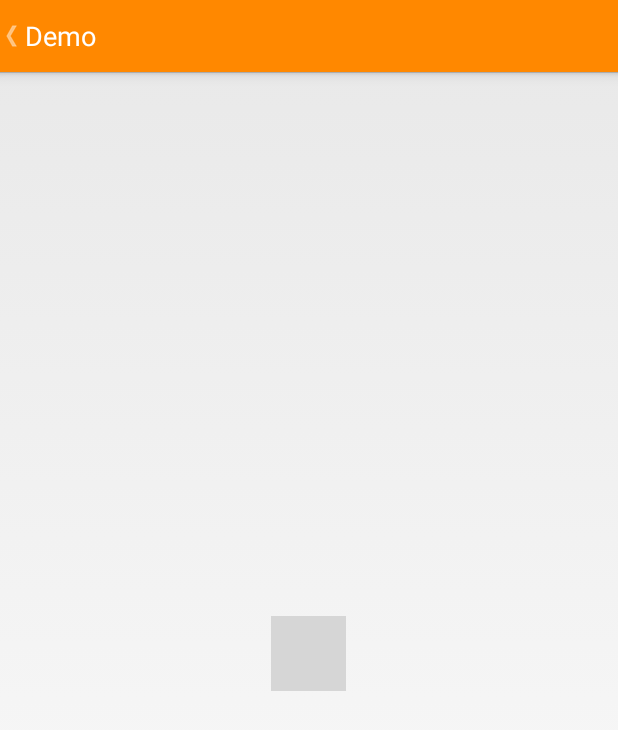
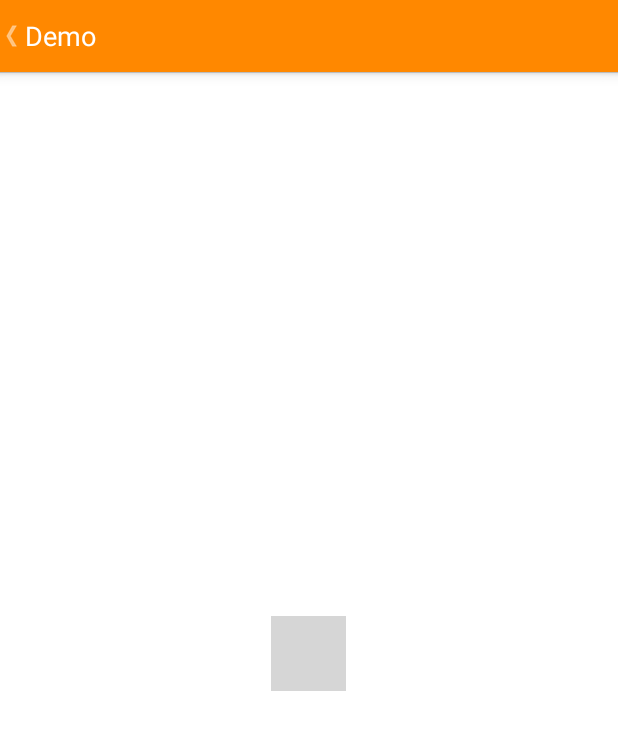
Before and after one commit to Fromnowon/netmeter_sample, an Android app: the screen it shows after launch (MainActivity), on a phone screen of 412 x 824 dp. Shown: the top 730 px of the screen. Run offline under Robolectric (Android 15) with nearby library versions, the phone set to English and light mode, and no system bars; libraries missing offline, so code that uses them is left out: com.gc.materialdesign, com.github.mikephil.charting, com.gitonway.lee, com.ikimuhendis.ldrawer, com.kyleduo.switchbutton and 3 more; plain views replace ProgressBarCircularIndeterminate; 51 statements that could not run were skipped; grey boxes are pictures that could not be loaded.

Commit message:
优化UI

```diff
--- a/netmeter_sample/app/build.gradle
+++ b/netmeter_sample/app/build.gradle
@@ -35,9 +35,9 @@ dependencies {
     compile project(":ColorPickerPreference")
     compile 'com.nineoldandroids:library:2.4.+'
     compile 'com.github.navasmdc:MaterialDesign:1.5@aar'
-    compile 'com.nispok:snackbar:2.10.+'
     compile 'com.github.PhilJay:MPAndroidChart:v2.1.0'
     compile 'com.eftimoff:androidplayer:1.0.3@aar'
     compile 'com.github.rey5137:material:1.2.1'
     compile 'com.github.sd6352051:NiftyNotification:1.2'
+    compile 'com.flaviofaria:kenburnsview:1.0.6'
 }
--- /dev/null
+++ b/netmeter_sample/app/src/main/java/com/netmeter/like/netmeter/Fragmments/Fragment_About.java
@@ -0,0 +1,40 @@
+package com.netmeter.like.netmeter.Fragmments;
+
+import android.app.Fragment;
+import android.content.Intent;
+import android.database.Cursor;
+import android.graphics.Color;
+import android.os.Bundle;
+import android.support.v4.content.LocalBroadcastManager;
+import android.view.LayoutInflater;
+import android.view.View;
+import android.view.ViewGroup;
+import android.widget.EditText;
+import android.widget.LinearLayout;
+import android.widget.RelativeLayout;
+import android.widget.Toast;
+
+import com.gc.materialdesign.views.ButtonFlat;
+import com.gc.materialdesign.views.ButtonRectangle;
+import com.gc.materialdesign.views.ProgressBarCircularIndeterminate;
+import com.netmeter.like.netmeter.DataBase.DataUsageDB;
+import com.netmeter.like.netmeter.R;
+import com.rey.material.widget.Button;
+
+/**
+ * Created by like on 15/6/28.
+ */
+public class Fragment_About extends Fragment {
+
+    @Override
+    public View onCreateView(LayoutInflater inflater, ViewGroup container,
+                             Bundle savedInstanceState) {
+        return inflater.inflate(R.layout.fragment4, container, false);
+    }
+
+
+    @Override
+    public void onActivityCreated(Bundle savedInstanceState) {
+        super.onActivityCreated(savedInstanceState);
+    }
+}
--- a/netmeter_sample/app/src/main/java/com/netmeter/like/netmeter/MainActivity.java
+++ b/netmeter_sample/app/src/main/java/com/netmeter/like/netmeter/MainActivity.java
@@ -21,28 +21,25 @@ import android.view.View;
 import android.view.ViewGroup;
 import android.view.Window;
 import android.view.WindowManager;
-import android.widget.AbsListView;
 import android.widget.AdapterView;
 import android.widget.CompoundButton;
-import android.widget.ImageView;
-import android.widget.LinearLayout;
 import android.widget.ListView;
 import android.widget.RelativeLayout;
 import android.widget.SimpleAdapter;
-import android.widget.Toast;
 
 import com.gitonway.lee.niftynotification.lib.Effects;
 import com.gitonway.lee.niftynotification.lib.NiftyNotificationView;
 import com.ikimuhendis.ldrawer.ActionBarDrawerToggle;
 import com.ikimuhendis.ldrawer.DrawerArrowDrawable;
 import com.kyleduo.switchbutton.SwitchButton;
+import com.netmeter.like.netmeter.Fragmments.Fragment_About;
 import com.netmeter.like.netmeter.Fragmments.Fragment_GlobleSetting;
 import com.netmeter.like.netmeter.Fragmments.Fragment_MeterSetting;
 import com.netmeter.like.netmeter.Fragmments.Fragment_Index;
 import com.netmeter.like.netmeter.Fragmments.Fragment_Usage;
-import com.netmeter.like.netmeter.Services.DataUsageService;
 import com.netmeter.like.netmeter.Services.NetMeterService;
 import com.readystatesoftware.systembartint.SystemBarTintManager;
+
 
 import java.util.ArrayList;
 import java.util.HashMap;
@@ -77,6 +74,9 @@ public class MainActivity extends Activity {
 
 
     private void initShow() {
+        //处理headview
+
+
         SimpleAdapter adapter = new SimpleAdapter(this, getData(),
                 R.layout.draweritemlayout, new String[]{"img", "title"},
                 new int[]{R.id.drawer_iv, R.id.drawer_tv});
@@ -88,15 +88,16 @@ public class MainActivity extends Activity {
         final Fragment fragment1 = new Fragment_MeterSetting();
         final Fragment fragment2 = new Fragment_Usage();
         final Fragment fragment3 = new Fragment_GlobleSetting();
+        final Fragment fragment4 = new Fragment_About();
         fragmentManager = getFragmentManager();
         fragmentTransaction = fragmentManager.beginTransaction();
-        //程序启动完成后全部实例化。实测并没有用
         fragmentTransaction
                 .add(R.id.fragment_layout, fragment0)
                 .add(R.id.fragment_layout, fragment1)
                 .add(R.id.fragment_layout, fragment2)
                 .add(R.id.fragment_layout, fragment3)
-                .show(fragment0).hide(fragment1).hide(fragment2).hide(fragment3)
+                .add(R.id.fragment_layout, fragment4)
+                .show(fragment0).hide(fragment1).hide(fragment2).hide(fragment3).hide(fragment4)
                 .commit();
         mDrawerList.setOnItemClickListener(new AdapterView.OnItemClickListener() {
             @Override
@@ -112,7 +113,7 @@ public class MainActivity extends Activity {
                         new Handler().postDelayed(new Runnable() {
                             @Override
                             public void run() {
-                                fragmentTransaction.show(fragment0).hide(fragment1).hide(fragment2).hide(fragment3).commit();
+                                fragmentTransaction.hide(fragment1).hide(fragment2).hide(fragment3).hide(fragment4).show(fragment0).commit();
                             }
                         }, 200);
                         mDrawerLayout.closeDrawers();
@@ -179,7 +180,7 @@ public class MainActivity extends Activity {
                         new Handler().postDelayed(new Runnable() {
                             @Override
                             public void run() {
-                                fragmentTransaction.hide(fragment0).show(fragment1).hide(fragment2).hide(fragment3).commit();
+                                fragmentTransaction.hide(fragment0).hide(fragment2).hide(fragment3).hide(fragment4).show(fragment1).commit();
                             }
                         }, 200);
                         flag = 1;
@@ -194,7 +195,7 @@ public class MainActivity extends Activity {
                         new Handler().postDelayed(new Runnable() {
                             @Override
                             public void run() {
-                                fragmentTransaction.hide(fragment0).hide(fragment1).show(fragment2).hide(fragment3).commit();
+                                fragmentTransaction.hide(fragment0).hide(fragment1).hide(fragment3).hide(fragment4).show(fragment2).commit();
                             }
                         }, 200);
                         flag = 2;
@@ -209,10 +210,25 @@ public class MainActivity extends Activity {
                         new Handler().postDelayed(new Runnable() {
                             @Override
                             public void run() {
-                                fragmentTransaction.hide(fragment0).hide(fragment1).hide(fragment2).show(fragment3).commit();
+                                fragmentTransaction.hide(fragment0).hide(fragment1).hide(fragment2).hide(fragment4).show(fragment3).commit();
                             }
                         }, 200);
                         flag = 3;
+                        break;
+                    }
+                    case 4: {
+                        if (flag != 4)
+                            fragmentTransaction.setCustomAnimations(R.animator.slide_in_left, R.animator.slide_out_right);
+                        tintManager.setStatusBarTintResource(R.color.my_bar_aboout);
+                        getActionBar().setBackgroundDrawable(getResources().getDrawable(R.color.my_bar_aboout));
+                        mDrawerLayout.closeDrawers();
+                        new Handler().postDelayed(new Runnable() {
+                            @Override
+                            public void run() {
+                                fragmentTransaction.hide(fragment0).hide(fragment1).hide(fragment2).hide(fragment3).show(fragment4).commit();
+                            }
+                        }, 200);
+                        flag = 4;
                         break;
                     }
                 }
@@ -279,27 +295,27 @@ public class MainActivity extends Activity {
         List<Map<String, Object>> list = new ArrayList<Map<String, Object>>();
         Map<String, Object> map = new HashMap<String, Object>();
 
-        map.put("img", R.drawable.ic_menu_selectall_holo_light);
+        map.put("img", R.drawable.list_index);
         map.put("title", "主页概览");
         list.add(map);
 
         map = new HashMap<String, Object>();
-        map.put("img", R.drawable.perm_group_network);
+        map.put("img", R.drawable.list_network);
         map.put("title", "悬浮窗设置");
         list.add(map);
 
         map = new HashMap<String, Object>();
-        map.put("img", R.drawable.ic_perm_group_display);
+        map.put("img", R.drawable.list_chart);
         map.put("title", "流量统计");
         list.add(map);
 
         map = new HashMap<String, Object>();
-        map.put("img", R.drawable.perm_group_system_tools);
+        map.put("img", R.drawable.list_settings);
         map.put("title", "全局设置");
         list.add(map);
 
         map = new HashMap<String, Object>();
-        map.put("img", R.drawable.airbutton_icon_share);
+        map.put("img", R.drawable.list_about);
         map.put("title", "关于");
         list.add(map);
 
--- a/netmeter_sample/app/src/main/res/layout/activity_main.xml
+++ b/netmeter_sample/app/src/main/res/layout/activity_main.xml
@@ -2,7 +2,8 @@
     android:layout_width="match_parent"
     android:layout_height="match_parent"
     android:id="@+id/main_layout"
-    android:fitsSystemWindows="true">
+    android:fitsSystemWindows="true"
+    android:background="@android:color/white">
     <android.support.v4.widget.DrawerLayout
         android:id="@+id/drawer_layout"
         android:layout_width="match_parent"
@@ -23,6 +24,6 @@
             android:choiceMode="singleChoice"
             android:divider="@android:color/transparent"
             android:dividerHeight="0dp"
-            android:drawSelectorOnTop="false"></ListView>
+            android:drawSelectorOnTop="false" />
     </android.support.v4.widget.DrawerLayout>
 </RelativeLayout>
--- a/netmeter_sample/app/src/main/res/layout/draweritemlayout.xml
+++ b/netmeter_sample/app/src/main/res/layout/draweritemlayout.xml
@@ -10,8 +10,8 @@
 
         <ImageView
             android:id="@+id/drawer_iv"
-            android:layout_width="30dp"
-            android:layout_height="30dp"
+            android:layout_width="20dp"
+            android:layout_height="20dp"
             android:layout_margin="15dp" />
 
         <TextView
--- a/netmeter_sample/app/src/main/res/values/color.xml
+++ b/netmeter_sample/app/src/main/res/values/color.xml
@@ -6,6 +6,7 @@
     <color name="my_bar_setting">#ff098173</color>
     <color name="my_bar_usage">#ff0a9eb7</color>
     <color name="my_bar_globle">#84000000</color>
+    <color name="my_bar_aboout">@android:color/holo_green_light</color>
     <color name="custom">#ffffff</color>
     <color name="colorAccent">#ff0000</color>
 </resources>
```
Also changed, not shown: netmeter_sample/app/src/main/res/layout/drawer_headview.xml (+5 -5 lines), netmeter_sample/app/src/main/res/layout/fragment4.xml (added, +11 -0 lines), netmeter_sample/app/src/main/res/drawable/airbutton_icon_share.png (deleted), netmeter_sample/app/src/main/res/drawable/head.jpg, netmeter_sample/app/src/main/res/drawable/ic_menu_selectall_holo_light.png (deleted), netmeter_sample/app/src/main/res/drawable/ic_perm_group_display.png (deleted), netmeter_sample/app/src/main/res/drawable/list_about.png (added), netmeter_sample/app/src/main/res/drawable/list_chart.png (added), netmeter_sample/app/src/main/res/drawable/list_index.png (added), netmeter_sample/app/src/main/res/drawable/list_network.png (added), netmeter_sample/app/src/main/res/drawable/list_settings.png (added), netmeter_sample/app/src/main/res/drawable/perm_group_network.png (deleted), netmeter_sample/app/src/main/res/drawable/perm_group_system_tools.png (deleted), 4 other files.
